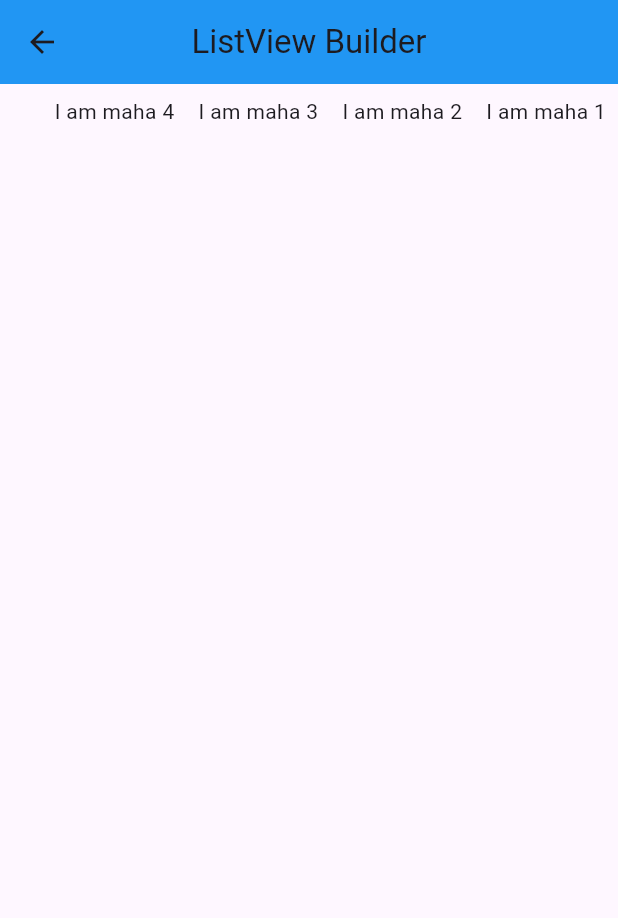
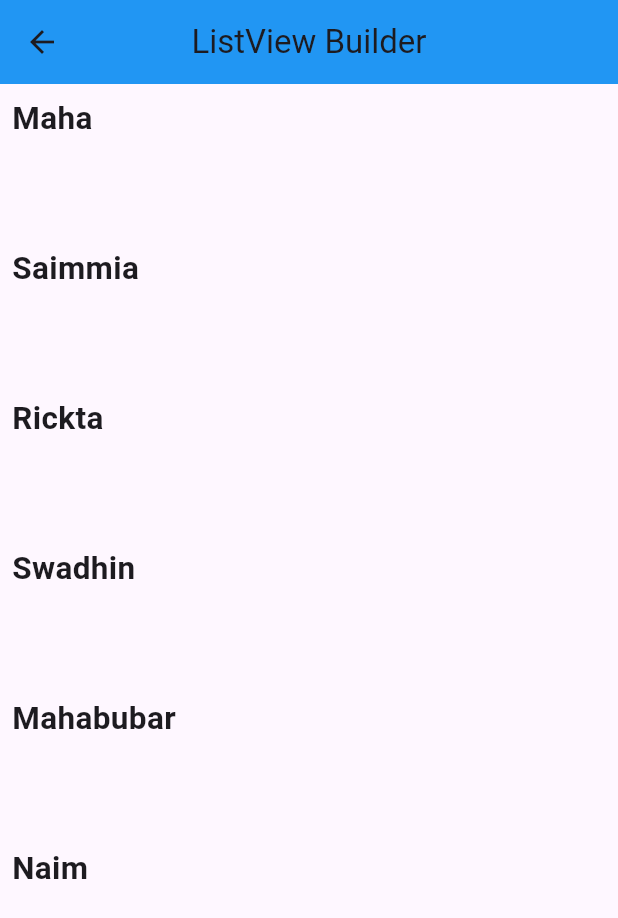
Before and after one commit to Maha6468/all_widget, a Flutter app: the Listview_Builder screen opened directly, on a phone screen of 412 x 824 dp. Shown: the top 918 px of the screen. Run offline on Flutter 3.47's test engine with Material 3 defaults, Android fonts, the phone set to English and light mode, and no system bars; statements that could not run were skipped.

Commit message:
ListView.Builder

```diff
--- a/lib/widget/listView.dart
+++ b/lib/widget/listView.dart
@@ -10,34 +10,23 @@ class Listview_Builder extends StatefulWidget {
 class _Listview_BuilderState extends State<Listview_Builder> {
   @override
   Widget build(BuildContext context) {
+    var arrNames=["Maha",'Saimmia','Rickta',"Swadhin","Mahabubar","Naim"];
+
     return Scaffold(
       appBar: AppBar(
         title: Text("ListView Builder"),
         backgroundColor: Colors.blue,
         centerTitle: true,
       ),
-      body: ListView(
-        scrollDirection: Axis.horizontal,
-       // scrollDirection: Axis.vertical,
-        reverse: true,
-        children: [
-          Padding(
-            padding: const EdgeInsets.all(8.0),
-            child: Text('I am maha 1'),
-          ),
-          Padding(
-            padding: const EdgeInsets.all(8.0),
-            child: Text('I am maha 2'),
-          ),
-          Padding(
-            padding: const EdgeInsets.all(8.0),
-            child: Text('I am maha 3'),
-          ),
-          Padding(
-            padding: const EdgeInsets.all(8.0),
-            child: Text('I am maha 4'),
-          ),
-        ],
+      body: ListView.builder(itemBuilder:(context, index){
+        return Padding(
+          padding: const EdgeInsets.all(8.0),
+          child: Text(arrNames[index],style: TextStyle(fontSize: 21,fontWeight: FontWeight.bold),),
+        );
+      },
+        itemCount: arrNames.length,
+        //scrollDirection: Axis.horizontal,
+        itemExtent: 100,
       ),
     );
   }
```
